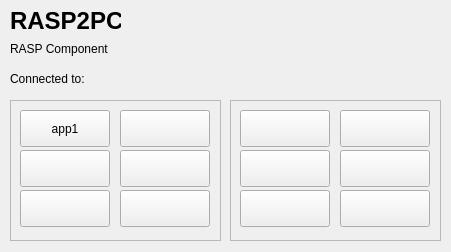
The window that rasp_component.ui (seepiol/Rasp2Pc) describes before a commit, drawn with Qt 5.
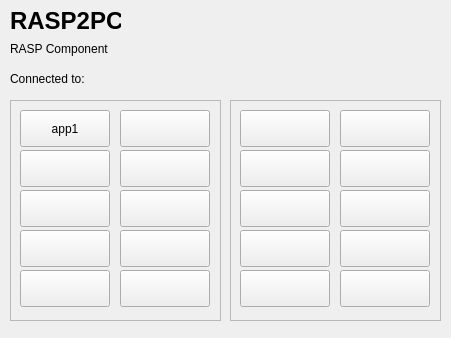
The same window after the commit.

```diff
--- a/rasp_component.ui
+++ b/rasp_component.ui
@@ -7,7 +7,7 @@
     <x>0</x>
     <y>0</y>
     <width>451</width>
-    <height>252</height>
+    <height>338</height>
    </rect>
   </property>
   <property name="windowTitle">
@@ -39,7 +39,7 @@
      <rect>
       <x>10</x>
       <y>40</y>
-      <width>121</width>
+      <width>181</width>
       <height>18</height>
      </rect>
     </property>
@@ -87,7 +87,7 @@
       <x>10</x>
       <y>100</y>
       <width>211</width>
-      <height>141</height>
+      <height>221</height>
      </rect>
     </property>
     <property name="frameShape">
@@ -174,6 +174,58 @@
       <string/>
      </property>
     </widget>
+    <widget class="QPushButton" name="app7_button">
+     <property name="geometry">
+      <rect>
+       <x>10</x>
+       <y>130</y>
+       <width>90</width>
+       <height>37</height>
+      </rect>
+     </property>
+     <property name="text">
+      <string/>
+     </property>
+    </widget>
+    <widget class="QPushButton" name="app8_button">
+     <property name="geometry">
+      <rect>
+       <x>110</x>
+       <y>130</y>
+       <width>90</width>
+       <height>37</height>
+      </rect>
+     </property>
+     <property name="text">
+      <string/>
+     </property>
+    </widget>
+    <widget class="QPushButton" name="app9_button">
+     <property name="geometry">
+      <rect>
+       <x>10</x>
+       <y>170</y>
+       <width>90</width>
+       <height>37</height>
+      </rect>
+     </property>
+     <property name="text">
+      <string/>
+     </property>
+    </widget>
+    <widget class="QPushButton" name="app10_button">
+     <property name="geometry">
+      <rect>
+       <x>110</x>
+       <y>170</y>
+       <width>90</width>
+       <height>37</height>
+      </rect>
+     </property>
+     <property name="text">
+      <string/>
+     </property>
+    </widget>
    </widget>
    <widget class="QFrame" name="keyboard_frame">
     <property name="geometry">
@@ -181,7 +233,7 @@
       <x>230</x>
       <y>100</y>
       <width>211</width>
-      <height>141</height>
+      <height>221</height>
      </rect>
     </property>
     <property name="frameShape">
@@ -268,6 +320,58 @@
       <string/>
      </property>
     </widget>
+    <widget class="QPushButton" name="short7_button">
+     <property name="geometry">
+      <rect>
+       <x>10</x>
+       <y>130</y>
+       <width>90</width>
+       <height>37</height>
+      </rect>
+     </property>
+     <property name="text">
+      <string/>
+     </property>
+    </widget>
+    <widget class="QPushButton" name="short8_button">
+     <property name="geometry">
+      <rect>
+       <x>110</x>
+       <y>130</y>
+       <width>90</width>
+       <height>37</height>
+      </rect>
+     </property>
+     <property name="text">
+      <string/>
+     </property>
+    </widget>
+    <widget class="QPushButton" name="short9_button">
+     <property name="geometry">
+      <rect>
+       <x>10</x>
+       <y>170</y>
+       <width>90</width>
+       <height>37</height>
+      </rect>
+     </property>
+     <property name="text">
+      <string/>
+     </property>
+    </widget>
+    <widget class="QPushButton" name="short10_button">
+     <property name="geometry">
+      <rect>
+       <x>110</x>
+       <y>170</y>
+       <width>90</width>
+       <height>37</height>
+      </rect>
+     </property>
+     <property name="text">
+      <string/>
+     </property>
+    </widget>
    </widget>
   </widget>
  </widget>
```
Left out of the diff: 2 changed lines with no effect on the pictures.
